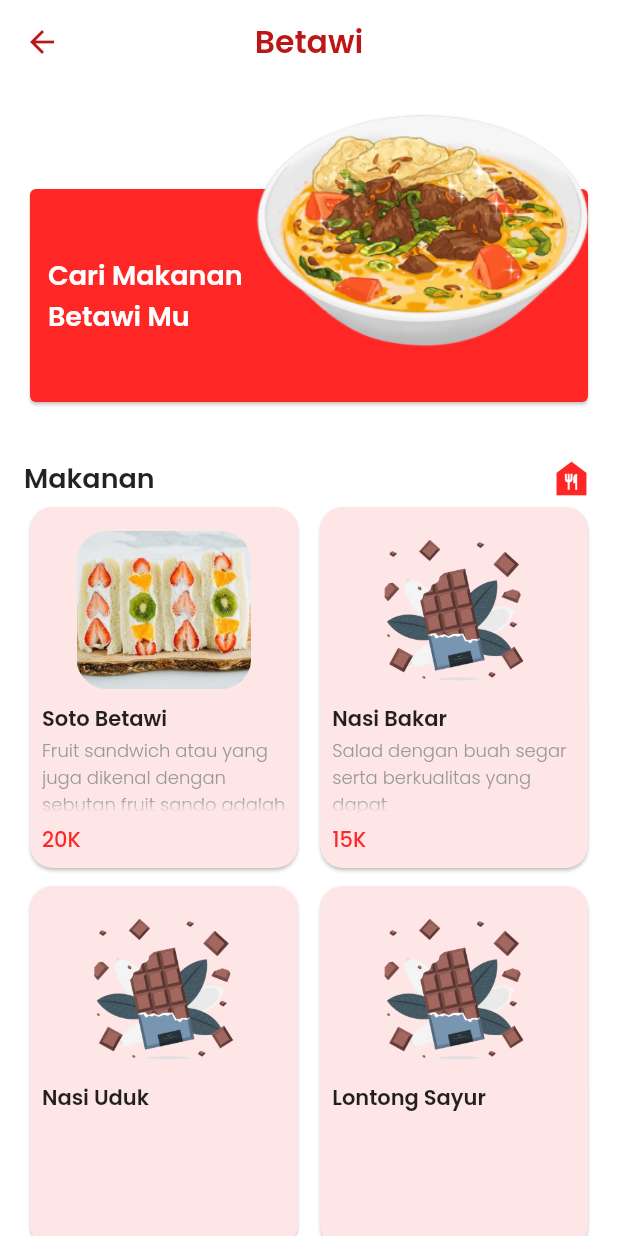
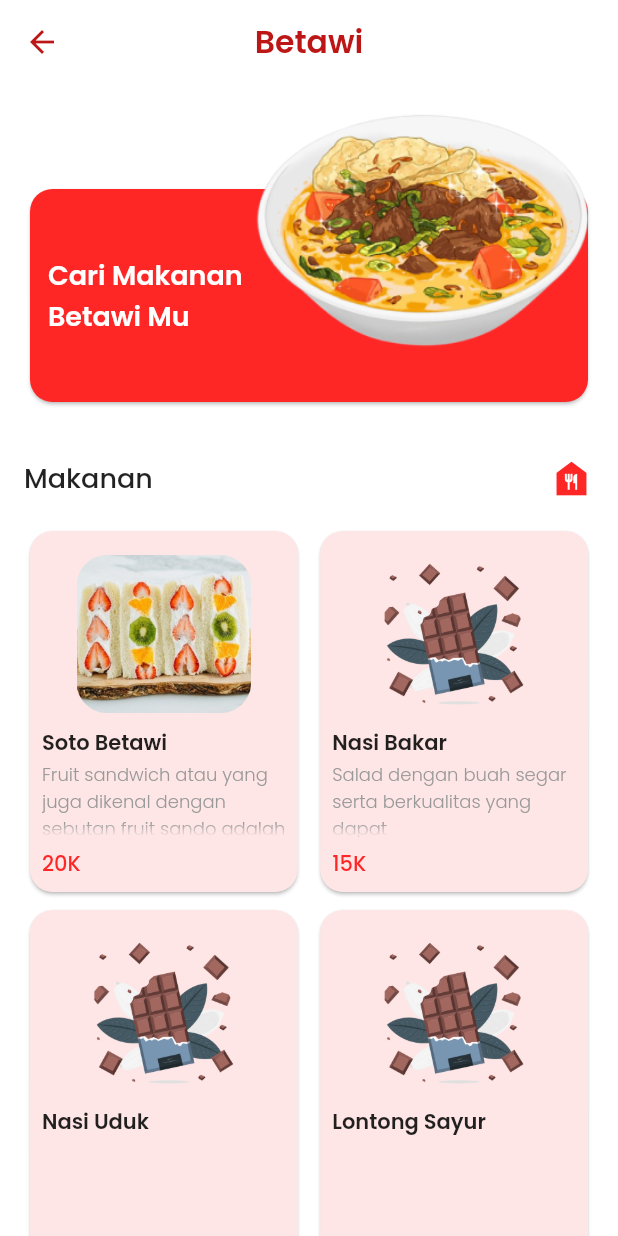
Before and after one commit to tasyarkh/Unite-Resto, a Flutter app: the betawi screen opened directly, on a phone screen of 412 x 824 dp. Run offline on Flutter 3.47's test engine with Material 2 defaults, Android fonts, the phone set to English and light mode, and no system bars.

Commit message:
add assets

```diff
--- a/lib/screens/betawi.dart
+++ b/lib/screens/betawi.dart
@@ -49,6 +49,8 @@ class _betawiState extends State<betawi> {
                   Expanded(
                       flex: 3,
                       child: Card(
+                        shape: RoundedRectangleBorder(
+                            borderRadius: BorderRadius.circular(15)),
                         color: pri,
                         child: Container(
                           width: double.infinity,
@@ -109,7 +111,7 @@ class _betawiState extends State<betawi> {
               Text("Makanan",
                   style: TextStyle(
                       fontSize: 18,
-                      fontWeight: FontWeight.bold,
+                      fontWeight: FontWeight.w500,
                       fontFamily: "Poppins")),
               Spacer(),
               Icon(
@@ -119,6 +121,7 @@ class _betawiState extends State<betawi> {
               )
             ],
           ),
+          MyTheme.mediumVerticalPadding,
           GridView.builder(
             itemCount: MenuModel.menuBetawi.length,
             shrinkWrap: true,
```
Also changed, not shown: lib/screens/dessert.dart (+4 -3 lines).
